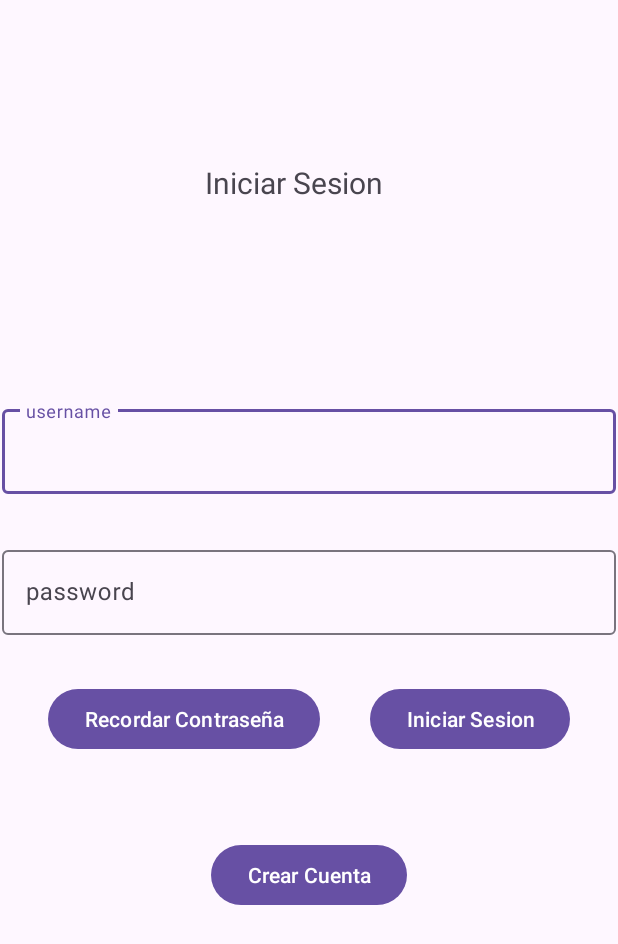
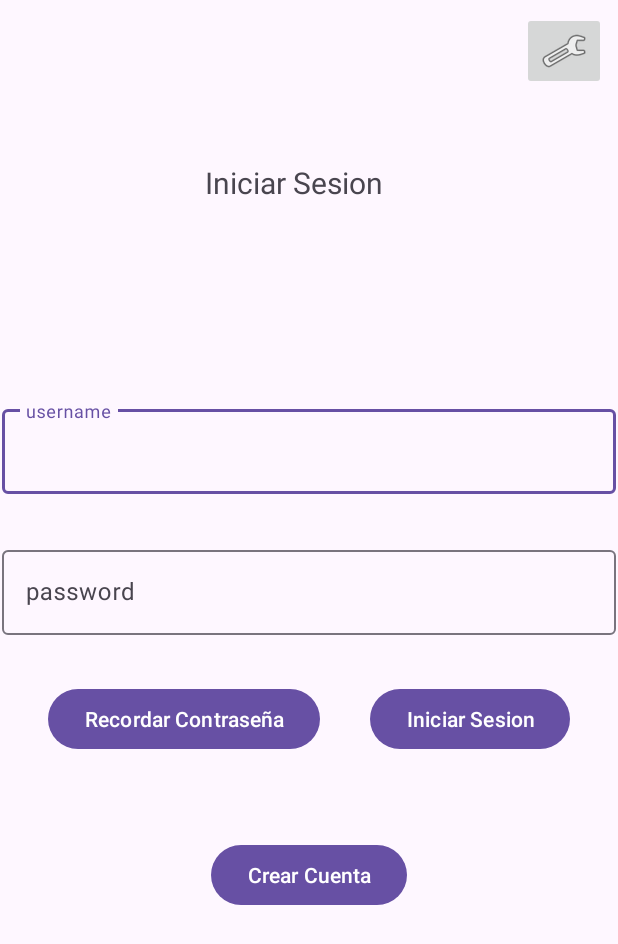
Before and after one commit to Ivanmontesinos21/Proyecto_MiraVereda-Frontend-Android, an Android app: the screen it shows after launch (MainActivity), on a phone screen of 412 x 824 dp. Shown: the top 944 px of the screen. Run offline under Robolectric (Android 15) with nearby library versions, the phone set to English and light mode, and no system bars.

Commit message:
Primera parte Android

```diff
--- a/app/src/main/res/layout/activity_main.xml
+++ b/app/src/main/res/layout/activity_main.xml
@@ -85,4 +85,14 @@
         app:layout_constraintStart_toStartOf="parent"
         app:layout_constraintTop_toBottomOf="@+id/textInputLayout2" />
 
+    <ImageButton
+        android:id="@+id/imageButton"
+        android:layout_width="wrap_content"
+        android:layout_height="wrap_content"
+        android:layout_marginTop="8dp"
+        android:layout_marginEnd="8dp"
+        app:layout_constraintEnd_toEndOf="parent"
+        app:layout_constraintTop_toTopOf="parent"
+        app:srcCompat="@android:drawable/ic_menu_manage" />
+
 </androidx.constraintlayout.widget.ConstraintLayout>
```
